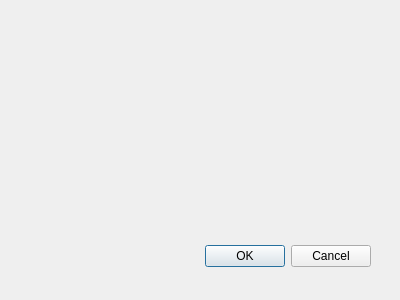
Old version of the form OTP/OTP_dialog_base.ui in the repository ChrFr/qgis-OTP.
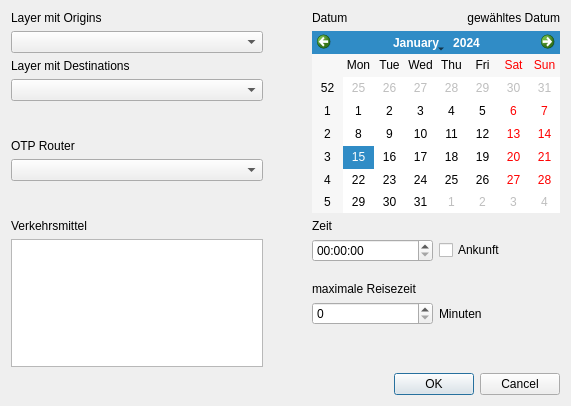
New version of the form.

Commit message: Update: ui for otp-plugin

Diff of the .ui file:
```diff
--- a/OTP/OTP_dialog_base.ui
+++ b/OTP/OTP_dialog_base.ui
@@ -1,33 +1,207 @@
 <ui version="4.0" >
  <class>OTPDialogBase</class>
- <widget class="QDialog" name="OTPDialogBase" >
-  <property name="geometry" >
+ <widget class="QDialog" name="OTPDialogBase">
+  <property name="windowModality">
+   <enum>Qt::WindowModal</enum>
+  </property>
+  <property name="geometry">
    <rect>
     <x>0</x>
     <y>0</y>
-    <width>400</width>
-    <height>300</height>
+    <width>571</width>
+    <height>406</height>
    </rect>
   </property>
-  <property name="windowTitle" >
-   <string>OTP</string>
+  <property name="minimumSize">
+   <size>
+    <width>340</width>
+    <height>240</height>
+   </size>
   </property>
-  <widget class="QDialogButtonBox" name="button_box" >
-   <property name="geometry" >
-    <rect>
-     <x>30</x>
-     <y>240</y>
-     <width>341</width>
-     <height>32</height>
-    </rect>
-   </property>
-   <property name="orientation" >
-    <enum>Qt::Horizontal</enum>
-   </property>
-   <property name="standardButtons" >
-    <set>QDialogButtonBox::Cancel|QDialogButtonBox::Ok</set>
-   </property>
-  </widget>
+  <property name="windowTitle">
+   <string>SmoothLayer</string>
+  </property>
+  <layout class="QGridLayout" name="gridLayout">
+   <item row="9" column="2">
+    <widget class="QTimeEdit" name="time_edit"/>
+   </item>
+   <item row="6" column="1">
+    <spacer name="horizontalSpacer">
+     <property name="orientation">
+      <enum>Qt::Horizontal</enum>
+     </property>
+     <property name="sizeHint" stdset="0">
+      <size>
+       <width>40</width>
+       <height>20</height>
+      </size>
+     </property>
+    </spacer>
+   </item>
+   <item row="5" column="0">
+    <widget class="QLabel" name="label_3">
+     <property name="text">
+      <string>OTP Router</string>
+     </property>
+    </widget>
+   </item>
+   <item row="8" column="0">
+    <widget class="QLabel" name="label_2">
+     <property name="text">
+      <string>Verkehrsmittel</string>
+     </property>
+    </widget>
+   </item>
+   <item row="11" column="2">
+    <widget class="QLabel" name="label_7">
+     <property name="text">
+      <string>maximale Reisezeit</string>
+     </property>
+    </widget>
+   </item>
+   <item row="12" column="3">
+    <widget class="QLabel" name="label_8">
+     <property name="text">
+      <string>Minuten</string>
+     </property>
+    </widget>
+   </item>
+   <item row="0" column="3">
+    <widget class="QLabel" name="current_date_label">
+     <property name="text">
+      <string>gewähltes Datum</string>
+     </property>
+     <property name="alignment">
+      <set>Qt::AlignRight|Qt::AlignTrailing|Qt::AlignVCenter</set>
+     </property>
+    </widget>
+   </item>
+   <item row="1" column="0">
+    <widget class="QComboBox" name="origins_combo"/>
+   </item>
+   <item row="9" column="0" rowspan="7">
+    <widget class="QListView" name="transport_view"/>
+   </item>
+   <item row="31" column="0" colspan="4">
+    <widget class="QDialogButtonBox" name="button_box">
+     <property name="orientation">
+      <enum>Qt::Horizontal</enum>
+     </property>
+     <property name="standardButtons">
+      <set>QDialogButtonBox::Cancel|QDialogButtonBox::Ok</set>
+     </property>
+    </widget>
+   </item>
+   <item row="0" column="0">
+    <widget class="QLabel" name="label">
+     <property name="text">
+      <string>Layer mit Origins</string>
+     </property>
+    </widget>
+   </item>
+   <item row="2" column="0">
+    <widget class="QLabel" name="label_6">
+     <property name="text">
+      <string>Layer mit Destinations</string>
+     </property>
+    </widget>
+   </item>
+   <item row="3" column="0">
+    <widget class="QComboBox" name="destinations_combo"/>
+   </item>
+   <item row="4" column="0">
+    <spacer name="verticalSpacer_3">
+     <property name="orientation">
+      <enum>Qt::Vertical</enum>
+     </property>
+     <property name="sizeHint" stdset="0">
+      <size>
+       <width>20</width>
+       <height>40</height>
+      </size>
+     </property>
+    </spacer>
+   </item>
+   <item row="13" column="2" rowspan="3">
+    <spacer name="verticalSpacer_2">
+     <property name="orientation">
+      <enum>Qt::Vertical</enum>
+     </property>
+     <property name="sizeType">
+      <enum>QSizePolicy::Expanding</enum>
+     </property>
+     <property name="sizeHint" stdset="0">
+      <size>
+       <width>20</width>
+       <height>40</height>
+      </size>
+     </property>
+    </spacer>
+   </item>
+   <item row="6" column="0">
+    <widget class="QComboBox" name="router_combo"/>
+   </item>
+   <item row="9" column="3">
+    <widget class="QCheckBox" name="checkBox">
+     <property name="text">
+      <string>Ankunft</string>
+     </property>
+    </widget>
+   </item>
+   <item row="12" column="2">
+    <widget class="QSpinBox" name="max_time_edit">
+     <property name="maximum">
+      <number>3600</number>
+     </property>
+    </widget>
+   </item>
+   <item row="0" column="2">
+    <widget class="QLabel" name="label_4">
+     <property name="text">
+      <string>Datum</string>
+     </property>
+    </widget>
+   </item>
+   <item row="1" column="2" rowspan="7" colspan="2">
+    <widget class="QCalendarWidget" name="calendar_edit"/>
+   </item>
+   <item row="7" column="0">
+    <spacer name="verticalSpacer">
+     <property name="orientation">
+      <enum>Qt::Vertical</enum>
+     </property>
+     <property name="sizeHint" stdset="0">
+      <size>
+       <width>20</width>
+       <height>40</height>
+      </size>
+     </property>
+    </spacer>
+   </item>
+   <item row="8" column="2">
+    <widget class="QLabel" name="label_5">
+     <property name="text">
+      <string>Zeit</string>
+     </property>
+    </widget>
+   </item>
+   <item row="10" column="2">
+    <spacer name="verticalSpacer_4">
+     <property name="orientation">
+      <enum>Qt::Vertical</enum>
+     </property>
+     <property name="sizeType">
+      <enum>QSizePolicy::Fixed</enum>
+     </property>
+     <property name="sizeHint" stdset="0">
+      <size>
+       <width>20</width>
+       <height>5</height>
+      </size>
+     </property>
+    </spacer>
+   </item>
+  </layout>
  </widget>
  <resources/>
  <connections>
```
Left out of the diff: 27 changed lines with no effect on the pictures.
